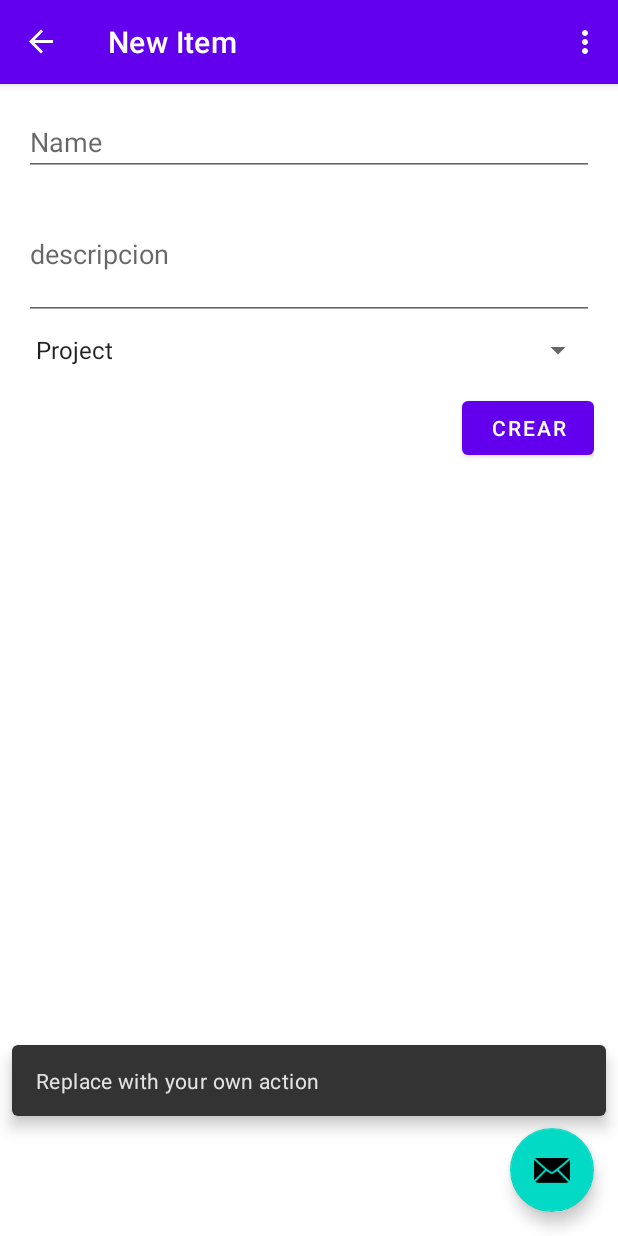
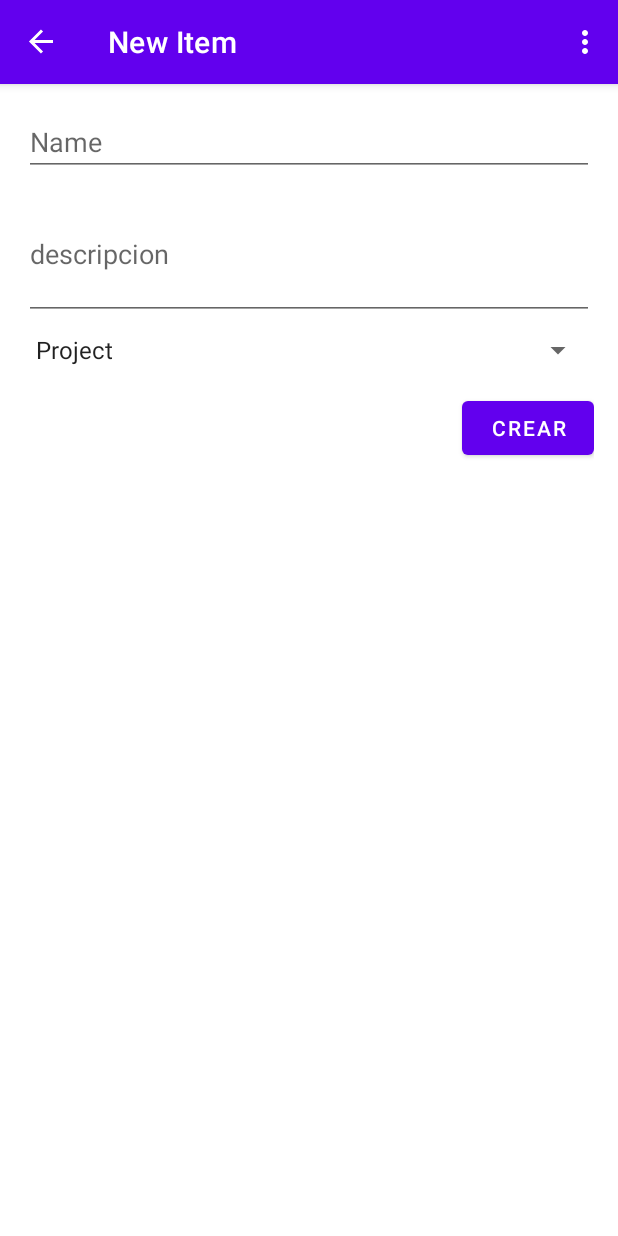
Before and after one commit to Valentin387/Kata3app, an Android app: the MainActivity screen opened directly, with no data from a screen before it, after a tap on "ADD NEW ITEM", on a phone screen of 412 x 824 dp. Run offline under Robolectric (Android 15) with nearby library versions, the phone set to English and light mode, and no system bars; our stand-ins replace navigation-ui; 10 statements that could not run were skipped; 1 other tap on this screen came first.

```diff
--- a/app/src/main/java/com/kata3/kata3app/ui/main/MainActivity.kt
+++ b/app/src/main/java/com/kata3/kata3app/ui/main/MainActivity.kt
@@ -32,11 +32,6 @@ class MainActivity : AppCompatActivity() {
 
         setSupportActionBar(binding.appBarMain.toolbar)
 
-        binding.appBarMain.fab.setOnClickListener { view ->
-            Snackbar.make(view, "Replace with your own action", Snackbar.LENGTH_LONG)
-                .setAction("Action", null)
-                .setAnchorView(R.id.fab).show()
-        }
         val drawerLayout: DrawerLayout = binding.drawerLayout
         val navView: NavigationView = binding.navView
         val navController = findNavController(R.id.nav_host_fragment_content_main)
--- a/app/src/main/java/com/kata3/kata3app/ui/main/details/DetailsFragment.kt
+++ b/app/src/main/java/com/kata3/kata3app/ui/main/details/DetailsFragment.kt
@@ -83,6 +83,9 @@ class DetailsFragment : Fragment() {
             if (item != null) {
                 binding.etName.setText(item.name)
                 binding.etDescription.setText(item.description ?: "")
+            }else{
+                binding.etName.setText("")
+                binding.etDescription.setText("")
             }
         }
 
@@ -97,6 +100,9 @@ class DetailsFragment : Fragment() {
                 }
                 is DetailsResult.Error -> {
                     Toast.makeText(context, result.message, Toast.LENGTH_SHORT).show()
+                }
+                is DetailsResult.Initial -> {
+                    // Initial state, no action needed
                 }
             }
         }
--- a/app/src/main/java/com/kata3/kata3app/ui/main/details/DetailsViewModel.kt
+++ b/app/src/main/java/com/kata3/kata3app/ui/main/details/DetailsViewModel.kt
@@ -14,6 +14,7 @@ import kotlinx.coroutines.launch
 sealed class DetailsResult {
     data class Success(val message: String, val isDeleted: Boolean = false) : DetailsResult()
     data class Error(val message: String) : DetailsResult()
+    object Initial : DetailsResult()
 }
 
 class DetailsViewModel(private val itemRepository: ItemRepository) : ViewModel() {
@@ -30,11 +31,13 @@ class DetailsViewModel(private val itemRepository: ItemRepository) : ViewModel()
                 val response = itemRepository.fetchItem(token, id)
                 if (response != null) {
                     _item.postValue(response)
-                    //_result.postValue(null)
+                    _result.postValue(DetailsResult.Initial)
                 } else {
+                    _item.postValue(null)
                     _result.postValue(DetailsResult.Error("Failed to load item."))
                 }
             } catch (e: Exception) {
+                _item.postValue(null)
                 _result.postValue(DetailsResult.Error("Error: ${e.message}"))
             }
         }
--- a/app/src/main/res/layout/app_bar_main.xml
+++ b/app/src/main/res/layout/app_bar_main.xml
@@ -22,13 +22,4 @@
 
     <include layout="@layout/content_main" />
 
-    <com.google.android.material.floatingactionbutton.FloatingActionButton
-        android:id="@+id/fab"
-        android:layout_width="wrap_content"
-        android:layout_height="wrap_content"
-        android:layout_gravity="bottom|end"
-        android:layout_marginEnd="@dimen/fab_margin"
-        android:layout_marginBottom="16dp"
-        app:srcCompat="@android:drawable/ic_dialog_email" />
-
 </androidx.coordinatorlayout.widget.CoordinatorLayout>
```
